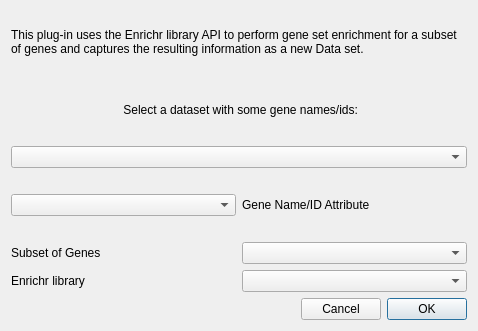
Qt form glue_genes/glue_single_cell/qt/enrichr.ui (gluesolutions/glue-genes) before a commit.
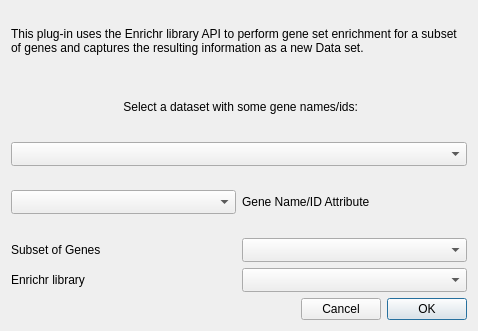
The same form after that commit.

Commit message: Update QComboBox to work with Qt6

```diff
--- a/glue_genes/glue_single_cell/qt/enrichr.ui
+++ b/glue_genes/glue_single_cell/qt/enrichr.ui
@@ -26,7 +26,7 @@
      <item>
       <widget class="QComboBox" name="combosel_gene_set">
        <property name="sizeAdjustPolicy">
-        <enum>QComboBox::AdjustToMinimumContentsLength</enum>
+        <enum>QComboBox::AdjustToMinimumContentsLengthWithIcon</enum>
        </property>
       </widget>
      </item>
@@ -79,7 +79,7 @@
    <item row="2" column="0">
     <widget class="QComboBox" name="combosel_data">
      <property name="sizeAdjustPolicy">
-      <enum>QComboBox::AdjustToMinimumContentsLength</enum>
+      <enum>QComboBox::AdjustToMinimumContentsLengthWithIcon</enum>
      </property>
     </widget>
    </item>
@@ -95,7 +95,7 @@
      <item>
       <widget class="QComboBox" name="combosel_subset">
        <property name="sizeAdjustPolicy">
-        <enum>QComboBox::AdjustToMinimumContentsLength</enum>
+        <enum>QComboBox::AdjustToMinimumContentsLengthWithIcon</enum>
        </property>
       </widget>
      </item>
@@ -106,7 +106,7 @@
      <item>
       <widget class="QComboBox" name="combosel_gene_att">
        <property name="sizeAdjustPolicy">
-        <enum>QComboBox::AdjustToMinimumContentsLength</enum>
+        <enum>QComboBox::AdjustToMinimumContentsLengthWithIcon</enum>
        </property>
       </widget>
      </item>
```
The commit also changes 4 other files.
